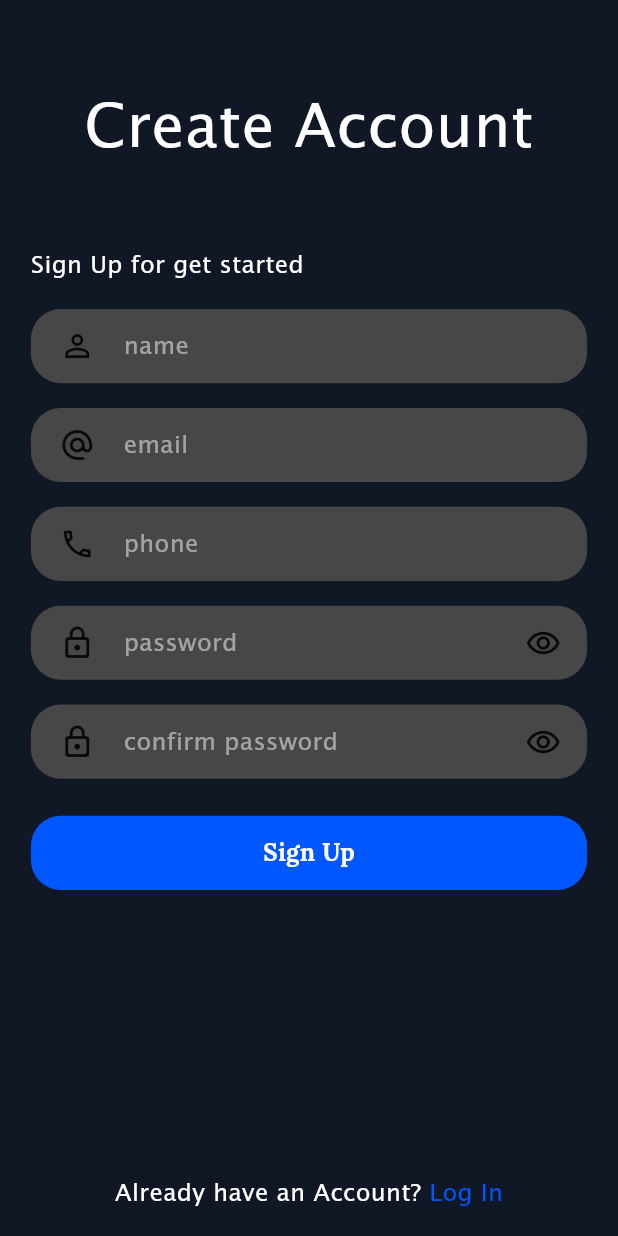
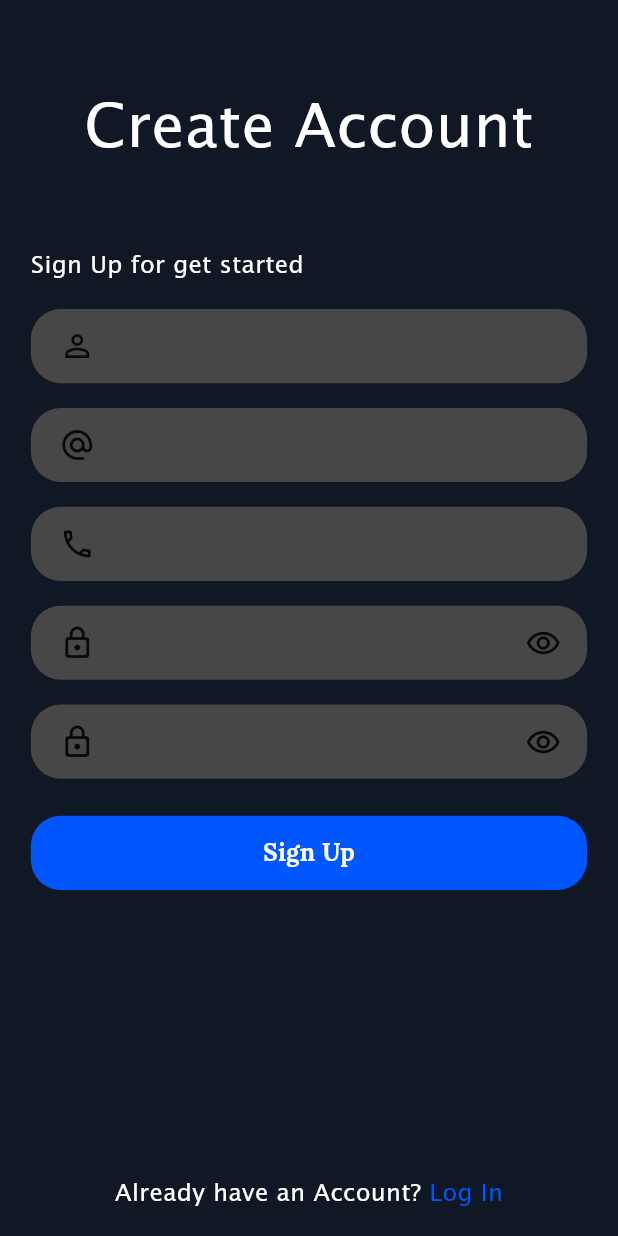
Before and after one commit to SurangaSW1997/topup, a Flutter app: the screen it shows after launch, after a tap on "LOG IN", after a tap on "Sign Up", on a phone screen of 412 x 824 dp. Run offline on Flutter 3.47's test engine with Material 3 defaults, Android fonts, the phone set to English and light mode, and no system bars.

Commit message:
done login signup ui

```diff
--- a/topup/lib/loginpage.dart
+++ b/topup/lib/loginpage.dart
@@ -1,9 +1,16 @@
 import 'package:flutter/material.dart';
 import 'package:topup/signuppage.dart';
 
-class LogIn extends StatelessWidget {
+class LogIn extends StatefulWidget {
   const LogIn({super.key});
 
+  @override
+  State<LogIn> createState() => _LogInState();
+}
+
+class _LogInState extends State<LogIn> {
+  final TextEditingController _passwordController = TextEditingController();
+  bool _obscureText = true;
   @override
   Widget build(BuildContext context) {
     final width = MediaQuery.of(context).size.width;
@@ -11,14 +18,14 @@ class LogIn extends StatelessWidget {
 
     return Scaffold(
       backgroundColor: const Color.fromRGBO(16, 23, 37, 1),
-      body: Row(
+      body: SingleChildScrollView(
+        child: Row(
           children: [
             Expanded(
               flex: 1,
               child: Container(),
             ),
-          SingleChildScrollView(
-            child: Expanded(
+            Expanded(
               flex: 18,
               child: Container(
                 width: width * .9,
@@ -75,8 +82,9 @@ class LogIn extends StatelessWidget {
                             child: Opacity(
                               opacity: .5,
                               child: Padding(
-                                padding: EdgeInsets.only(right: width * .1),
+                                padding: EdgeInsets.only(right: width * .13),
                                 child: const TextField(
+                                  keyboardType: TextInputType.emailAddress,
                                   textAlignVertical: TextAlignVertical.center,
                                   decoration: InputDecoration(
                                     border: InputBorder.none,
@@ -109,17 +117,24 @@ class LogIn extends StatelessWidget {
                         children: [
                           Container(
                             alignment: Alignment.center,
+                            width: width * .15,
                             child: const Icon(Icons.lock_outline_rounded),
-                            width: width * .15,
                           ),
                           Container(
                             alignment: Alignment.centerLeft,
                             width: width * .65,
-                            child: const Opacity(
+                            child: Opacity(
                               opacity: .5,
-                              child: Text(
-                                "password",
-                                style: TextStyle(
+                              child: Padding(
+                                padding: EdgeInsets.only(right: width * .03),
+                                child: TextField(
+                                  obscureText: _obscureText,
+                                  controller: _passwordController,
+                                  keyboardType: TextInputType.visiblePassword,
+                                  decoration: const InputDecoration(
+                                      border: InputBorder.none,
+                                      hintText: "password"),
+                                  style: const TextStyle(
                                     fontFamily: 'Lucida Sans',
                                     fontSize: 16,
                                     color: Colors.white,
@@ -127,10 +142,18 @@ class LogIn extends StatelessWidget {
                                 ),
                               ),
                             ),
+                          ),
                           Container(
                             alignment: Alignment.centerLeft,
-                            child: const Icon(Icons.remove_red_eye_outlined),
                             width: width * .1,
+                            child: InkWell(
+                                onTap: () {
+                                  setState(() {
+                                    _obscureText = !_obscureText;
+                                  });
+                                },
+                                child:
+                                    const Icon(Icons.remove_red_eye_outlined)),
                           ),
                         ],
                       ),
@@ -228,7 +251,7 @@ class LogIn extends StatelessWidget {
                             ),
                             GestureDetector(
                               onTap: () {
-                                Navigator.push(
+                                Navigator.pushReplacement(
                                   context,
                                   MaterialPageRoute(
                                       builder: (context) => const SignUp()),
@@ -252,13 +275,13 @@ class LogIn extends StatelessWidget {
                 ),
               ),
             ),
-          ),
             Expanded(
               flex: 1,
               child: Container(),
             ),
           ],
         ),
+      ),
     );
   }
 }
--- a/topup/lib/signuppage.dart
+++ b/topup/lib/signuppage.dart
@@ -1,16 +1,24 @@
 import 'package:flutter/material.dart';
 import 'package:topup/loginpage.dart';
 
-class SignUp extends StatelessWidget {
+class SignUp extends StatefulWidget {
   const SignUp({super.key});
 
+  @override
+  State<SignUp> createState() => _SignUpState();
+}
+
+class _SignUpState extends State<SignUp> {
+  bool _obsecureText = true;
+  final TextEditingController _passwordController = TextEditingController();
   @override
   Widget build(BuildContext context) {
     final width = MediaQuery.of(context).size.width;
     final height = MediaQuery.of(context).size.height;
     return Scaffold(
       backgroundColor: const Color.fromRGBO(16, 23, 37, 1),
-      body: Row(
+      body: SingleChildScrollView(
+        child: Row(
           children: [
             Expanded(
               flex: 1,
@@ -65,19 +73,25 @@ class SignUp extends StatelessWidget {
                           Container(
                             alignment: Alignment.center,
                             width: width * .15,
-                          child: Icon(Icons.person_outline_outlined),
+                            child: const Icon(Icons.person_outline_outlined),
                           ),
                           Container(
                             alignment: Alignment.centerLeft,
                             width: width * .75,
-                          child: const Opacity(
+                            child: Opacity(
                               opacity: .5,
-                            child: Text(
-                              "name",
+                              child: Padding(
+                                padding: EdgeInsets.only(right: width * .13),
+                                child: const TextField(
+                                  keyboardType: TextInputType.name,
+                                  decoration: InputDecoration(
+                                      border: InputBorder.none,
+                                      hintText: "name"),
                                   style: TextStyle(
                                     fontFamily: 'Lucida Sans',
                                     fontSize: 16,
                                     color: Colors.white,
+                                  ),
                                 ),
                               ),
                             ),
@@ -99,19 +113,25 @@ class SignUp extends StatelessWidget {
                           Container(
                             alignment: Alignment.center,
                             width: width * .15,
-                          child: Icon(Icons.alternate_email_rounded),
+                            child: const Icon(Icons.alternate_email_rounded),
                           ),
                           Container(
                             alignment: Alignment.centerLeft,
                             width: width * .75,
-                          child: const Opacity(
+                            child: Opacity(
                               opacity: .5,
-                            child: Text(
-                              "email",
+                              child: Padding(
+                                padding: EdgeInsets.only(right: width * .13),
+                                child: const TextField(
+                                  keyboardType: TextInputType.emailAddress,
+                                  decoration: InputDecoration(
+                                      border: InputBorder.none,
+                                      hintText: "email"),
                                   style: TextStyle(
                                     fontFamily: 'Lucida Sans',
                                     fontSize: 16,
                                     color: Colors.white,
+                                  ),
                                 ),
                               ),
                             ),
@@ -133,19 +153,25 @@ class SignUp extends StatelessWidget {
                           Container(
                             alignment: Alignment.center,
                             width: width * .15,
-                          child: Icon(Icons.call_outlined),
+                            child: const Icon(Icons.call_outlined),
                           ),
                           Container(
                             alignment: Alignment.centerLeft,
                             width: width * .75,
-                          child: const Opacity(
+                            child: Opacity(
                               opacity: .5,
-                            child: Text(
-                              "phone",
+                              child: Padding(
+                                padding: EdgeInsets.only(right: width * .13),
+                                child: const TextField(
+                                  keyboardType: TextInputType.phone,
+                                  decoration: InputDecoration(
+                                      border: InputBorder.none,
+                                      hintText: "phone"),
                                   style: TextStyle(
                                     fontFamily: 'Lucida Sans',
                                     fontSize: 16,
                                     color: Colors.white,
+                                  ),
                                 ),
                               ),
                             ),
@@ -166,16 +192,23 @@ class SignUp extends StatelessWidget {
                         children: [
                           Container(
                             alignment: Alignment.center,
-                          child: Icon(Icons.lock_outline_rounded),
+                            child: const Icon(Icons.lock_outline_rounded),
                             width: width * .15,
                           ),
                           Container(
                             alignment: Alignment.centerLeft,
                             width: width * .65,
-                          child: const Opacity(
+                            child: Opacity(
                               opacity: .5,
-                            child: Text(
-                              "password",
+                              child: Padding(
+                                padding: EdgeInsets.only(right: width * .03),
+                                child: TextField(
+                                  obscureText: _obsecureText,
+                                  controller: _passwordController,
+                                  keyboardType: TextInputType.visiblePassword,
+                                  decoration: InputDecoration(
+                                      border: InputBorder.none,
+                                      hintText: "password"),
                                   style: TextStyle(
                                     fontFamily: 'Lucida Sans',
                                     fontSize: 16,
@@ -184,9 +217,17 @@ class SignUp extends StatelessWidget {
                                 ),
                               ),
                             ),
+                          ),
                           Container(
                             alignment: Alignment.centerLeft,
-                          child: Icon(Icons.remove_red_eye_outlined),
+                            child: InkWell(
+                                onTap: () {
+                                  setState(() {
+                                    _obsecureText = !_obsecureText;
+                                  });
+                                },
+                                child:
+                                    const Icon(Icons.remove_red_eye_outlined)),
                             width: width * .1,
                           ),
                         ],
@@ -205,16 +246,23 @@ class SignUp extends StatelessWidget {
                         children: [
                           Container(
                             alignment: Alignment.center,
-                          child: Icon(Icons.lock_outline_rounded),
+                            child: const Icon(Icons.lock_outline_rounded),
                             width: width * .15,
                           ),
                           Container(
                             alignment: Alignment.centerLeft,
                             width: width * .65,
-                          child: const Opacity(
+                            child: Opacity(
                               opacity: .5,
-                            child: Text(
-                              "confirm password",
+                              child: Padding(
+                                padding: EdgeInsets.only(right: width * .03),
+                                child: TextField(
+                                  obscureText: _obsecureText,
+                                  controller: _passwordController,
+                                  keyboardType: TextInputType.visiblePassword,
+                                  decoration: InputDecoration(
+                                      border: InputBorder.none,
+                                      hintText: "confirm password"),
                                   style: TextStyle(
                                     fontFamily: 'Lucida Sans',
                                     fontSize: 16,
@@ -223,9 +271,16 @@ class SignUp extends StatelessWidget {
                                 ),
                               ),
                             ),
+                          ),
                           Container(
                             alignment: Alignment.centerLeft,
-                          child: Icon(Icons.remove_red_eye_outlined),
+                            child: InkWell(
+                                onTap: () {
+                                  setState(() {
+                                    _obsecureText = !_obsecureText;
+                                  });
+                                },
+                                child: Icon(Icons.remove_red_eye_outlined)),
                             width: width * .1,
                           ),
                         ],
@@ -259,7 +314,7 @@ class SignUp extends StatelessWidget {
                           mainAxisAlignment: MainAxisAlignment.center,
                           children: [
                             Container(
-                            child: Text(
+                              child: const Text(
                                 "Already have an Account?",
                                 style: TextStyle(
                                     fontFamily: 'Lucida Sans',
@@ -269,19 +324,19 @@ class SignUp extends StatelessWidget {
                             ),
                             GestureDetector(
                               onTap: () {
-                              Navigator.push(
+                                Navigator.pushReplacement(
                                   context,
                                   MaterialPageRoute(
-                                    builder: (context) => LogIn()),
+                                      builder: (context) => const LogIn()),
                                 );
                               },
                               child: Container(
-                              child: Text(
+                                child: const Text(
                                   " Log In",
                                   style: TextStyle(
                                       fontFamily: 'Lucida Sans',
                                       fontSize: 16,
-                                    color: const Color.fromRGBO(0, 87, 255, 1)),
+                                      color: Color.fromRGBO(0, 87, 255, 1)),
                                 ),
                               ),
                             ),
@@ -299,6 +354,7 @@ class SignUp extends StatelessWidget {
             ),
           ],
         ),
+      ),
     );
   }
 }
```
Lines whose indentation alone changed are shown as unchanged.
